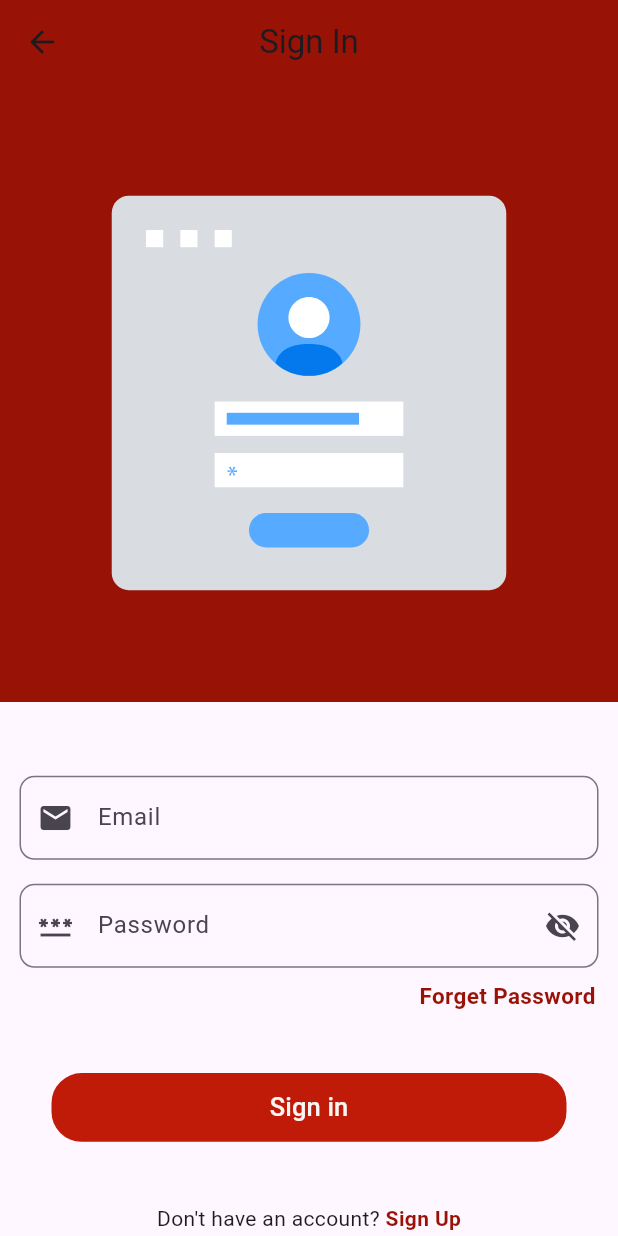
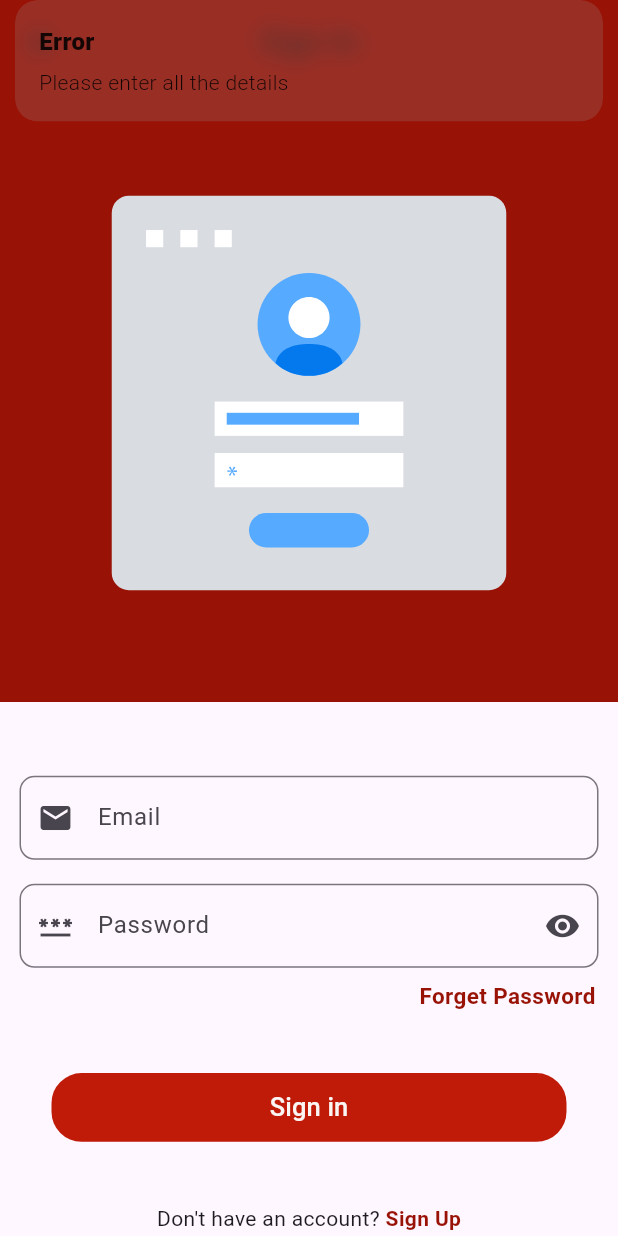
Before and after one commit to gyanendrarathour/e_comm, a Flutter app: the SignInScreen screen opened directly, after a tap on "Sign in", on a phone screen of 412 x 824 dp. Run offline on Flutter 3.47's test engine with Material 3 defaults, Android fonts, the phone set to English and light mode, and no system bars; our stand-ins replace cloud_firestore, firebase_auth, firebase_core, flutter_easyloading, flutter_keyboard_visibility, get and 2 more; accounts and stored records are empty.

Commit message:
Email Password Signin Feature

```diff
--- /dev/null
+++ b/lib/controllers/signInController.dart
@@ -0,0 +1,27 @@
+import 'package:cloud_firestore/cloud_firestore.dart';
+import 'package:firebase_auth/firebase_auth.dart';
+import 'package:flutter_easyloading/flutter_easyloading.dart';
+import 'package:get/get.dart';
+
+class SignInController extends GetxController {
+  final FirebaseAuth _auth = FirebaseAuth.instance;
+  final FirebaseFirestore _firebaseFirestore = FirebaseFirestore.instance;
+
+  // For password visibility
+  static var isPasswordVisible = false.obs;
+
+  Future<UserCredential?> signInWithEmail(String userEmail, userPassword) async {
+        EasyLoading.show(status: 'Please wait...');
+
+    try {
+      UserCredential userCredential =
+          await _auth.signInWithEmailAndPassword(
+              email: userEmail, password: userPassword);
+          EasyLoading.dismiss();
+          return userCredential;
+    } on FirebaseAuthException catch (e) {
+      EasyLoading.dismiss();
+      Get.snackbar('Error', e.toString());
+    }
+  }
+}
--- a/lib/controllers/signUpController.dart
+++ b/lib/controllers/signUpController.dart
@@ -11,7 +11,7 @@ class SignUpController extends GetxController {
   // For password visibility
   static var isPasswordVisible = false.obs;
 
-  Future<UserCredential?> signInWithEmail(String userEmail, userName, userPhone, userCity,
+  Future<UserCredential?> signUpWithEmail(String userEmail, userName, userPhone, userCity,
       userPassword, userDeviceToken) async {
         EasyLoading.show(status: 'Please wait...');
 
--- a/lib/screens/authUI/signInScreen.dart
+++ b/lib/screens/authUI/signInScreen.dart
@@ -1,9 +1,15 @@
+import 'package:e_comm/controllers/signInController.dart';
 import 'package:e_comm/screens/authUI/signUpScreen.dart';
+import 'package:e_comm/screens/userPanel/mainScreen.dart';
 import 'package:e_comm/utils/appConstant.dart';
+import 'package:firebase_auth/firebase_auth.dart';
 import 'package:flutter/material.dart';
 import 'package:flutter_keyboard_visibility/flutter_keyboard_visibility.dart';
+import 'package:get/get.dart';
 import 'package:get/get_core/get_core.dart';
+import 'package:get/get_instance/get_instance.dart';
 import 'package:get/get_navigation/get_navigation.dart';
+import 'package:get/get_state_manager/get_state_manager.dart';
 import 'package:lottie/lottie.dart';
 
 class SignInScreen extends StatefulWidget {
@@ -14,6 +20,10 @@ class SignInScreen extends StatefulWidget {
 }
 
 class _SignInScreenState extends State<SignInScreen> {
+  final SignInController _signInController = Get.put(SignInController());
+  TextEditingController emailController = TextEditingController();
+  TextEditingController passwordController = TextEditingController();
+
   @override
   Widget build(BuildContext context) {
     return KeyboardVisibilityBuilder(builder: (context, isKeyboardVisible) {
@@ -44,6 +54,7 @@ class _SignInScreenState extends State<SignInScreen> {
                   child: Padding(
                     padding: const EdgeInsets.all(8.0),
                     child: TextFormField(
+                      controller: emailController,
                       keyboardType: TextInputType.emailAddress,
                       cursorColor: AppConstant.appSecondaryColor,
                       decoration: InputDecoration(
@@ -59,16 +70,24 @@ class _SignInScreenState extends State<SignInScreen> {
                   width: Get.width,
                   child: Padding(
                     padding: const EdgeInsets.all(8.0),
-                    child: TextFormField(
-                      obscureText: true,
+                    child: Obx(() => TextFormField(
+                          controller: passwordController,
+                          obscureText: SignInController.isPasswordVisible.value,
+                          keyboardType: TextInputType.visiblePassword,
                           cursorColor: AppConstant.appSecondaryColor,
                           decoration: InputDecoration(
                               hintText: 'Password',
                               prefixIcon: const Icon(Icons.password),
-                          suffixIcon: const Icon(Icons.visibility_off),
+                              suffixIcon: IconButton(
+                                  onPressed: () {
+                                    SignInController.isPasswordVisible.toggle();
+                                  },
+                                  icon: SignInController.isPasswordVisible.value
+                                      ? const Icon(Icons.visibility_off)
+                                      : const Icon(Icons.visibility)),
                               border: OutlineInputBorder(
                                   borderRadius: BorderRadius.circular(10.0))),
-                    ),
+                        )),
                   )),
               Container(
                 margin: const EdgeInsets.symmetric(horizontal: 15.0),
@@ -91,21 +110,48 @@ class _SignInScreenState extends State<SignInScreen> {
                     color: AppConstant.appMainColor,
                     borderRadius: BorderRadius.circular(20)),
                 child: TextButton(
-                    onPressed: () {},
+                    onPressed: () async {
+                      String email = emailController.text.trim();
+                      String password = passwordController.text.trim();
+                      if (email.isEmpty || password.isEmpty) {
+                        Get.snackbar('Error', 'Please enter all the details');
+                      } else {
+                        UserCredential? userCredential =
+                            await SignInController()
+                                .signInWithEmail(email, password);
+                        if (userCredential != null) {
+                          if (userCredential.user!.emailVerified) {
+                            Get.snackbar('Success', 'Loggedin successfully');
+                            Get.offAll(()=> const MainScreen());
+                          } else {
+                            Get.snackbar('Error', 'Please verify your email');
+                          }
+                        } else {
+                          Get.snackbar('Error', 'Please try again');
+                        }
+                      }
+                    },
                     child: const Text(
                       'Sign in',
                       style: TextStyle(
                           fontSize: 17, color: AppConstant.appTextColor),
                     )),
               ),
-              SizedBox(height: Get.height/20,),
+              SizedBox(
+                height: Get.height / 20,
+              ),
               GestureDetector(
                 onTap: () => Get.offAll(const SignUpScreen()),
                 child: const Row(
                   mainAxisAlignment: MainAxisAlignment.center,
                   children: [
                     Text("Don't have an account? "),
-                    Text('Sign Up', style: TextStyle(fontWeight: FontWeight.bold, color: AppConstant.appSecondaryColor),)
+                    Text(
+                      'Sign Up',
+                      style: TextStyle(
+                          fontWeight: FontWeight.bold,
+                          color: AppConstant.appSecondaryColor),
+                    )
                   ],
                 ),
               )
--- a/lib/screens/userPanel/mainScreen.dart
+++ b/lib/screens/userPanel/mainScreen.dart
@@ -1,5 +1,6 @@
 import 'package:e_comm/screens/authUI/welcomeScreen.dart';
 import 'package:e_comm/utils/appConstant.dart';
+import 'package:firebase_auth/firebase_auth.dart';
 import 'package:flutter/material.dart';
 import 'package:get/get_core/get_core.dart';
 import 'package:get/get_navigation/get_navigation.dart';
@@ -18,6 +19,8 @@ class MainScreen extends StatelessWidget {
           actions: [
             IconButton(onPressed: ()async{
               GoogleSignIn googleSignIn = GoogleSignIn();
+              FirebaseAuth _auth = FirebaseAuth.instance;
+              await _auth.signOut();
               await googleSignIn.signOut();
               Get.offAll(()=>WelcomeScreen());
             }, icon: const Icon(Icons.logout))
```
Also changed, not shown: lib/screens/authUI/signUpScreen.dart (+1 -8 lines), pubspec.lock. Lines whose indentation alone changed are shown as unchanged.
